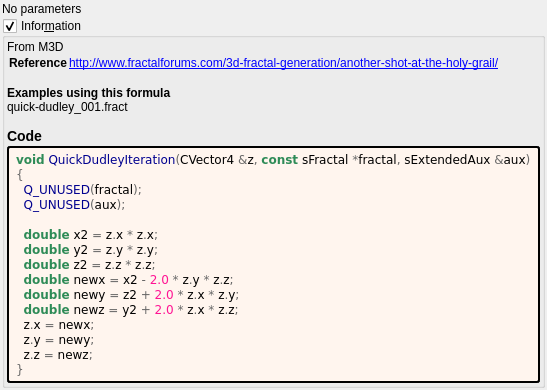
Qt form mandelbulber2/formula/ui/quick_dudley.ui (buddhi1980/mandelbulber2) before a commit.
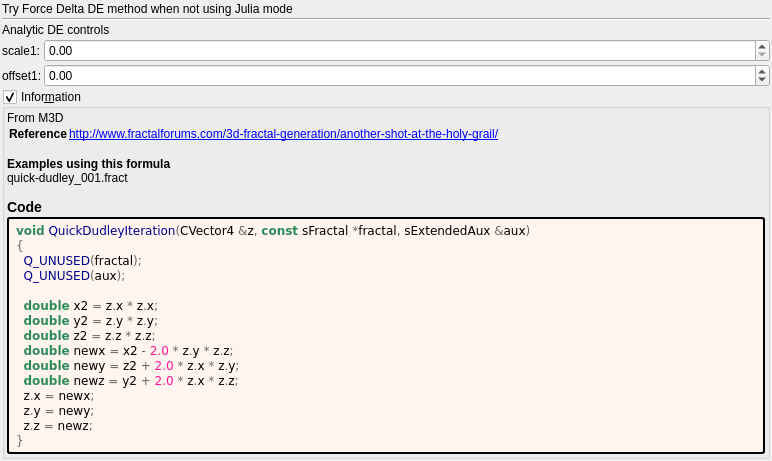
The same form after that commit. Custom widgets are drawn as their Qt base class.

Commit message: quick dudleys and makin3D2 to analytic de

What changed in the file:
```diff
--- a/mandelbulber2/formula/ui/quick_dudley.ui
+++ b/mandelbulber2/formula/ui/quick_dudley.ui
@@ -6,8 +6,8 @@
    <rect>
     <x>0</x>
     <y>0</y>
-    <width>400</width>
-    <height>387</height>
+    <width>772</width>
+    <height>455</height>
    </rect>
   </property>
   <property name="windowTitle">
@@ -32,10 +32,101 @@
    <item>
     <widget class="QLabel" name="label">
      <property name="text">
-      <string>No parameters</string>
+      <string>Try Force Delta DE method when not using Julia mode</string>
      </property>
     </widget>
    </item>
+   <item>
+    <widget class="Line" name="line">
+     <property name="orientation">
+      <enum>Qt::Horizontal</enum>
+     </property>
+    </widget>
+   </item>
+   <item>
+    <widget class="QLabel" name="label_181">
+     <property name="text">
+      <string>Analytic DE controls</string>
+     </property>
+    </widget>
+   </item>
+   <item>
+    <layout class="QGridLayout" name="gridLayout_28" columnstretch="0,0,1">
+     <property name="spacing">
+      <number>2</number>
+     </property>
+     <item row="1" column="1">
+      <widget class="QLabel" name="label_178">
+       <property name="text">
+        <string>offset1:</string>
+       </property>
+      </widget>
+     </item>
+     <item row="0" column="1">
+      <widget class="QLabel" name="label_179">
+       <property name="text">
+        <string>scale1:</string>
+       </property>
+      </widget>
+     </item>
+     <item row="0" column="2">
+      <widget class="MyDoubleSpinBox" name="spinbox_analyticDE_scale_1">
+       <property name="sizePolicy">
+        <sizepolicy hsizetype="Minimum" vsizetype="Maximum">
+         <horstretch>0</horstretch>
+         <verstretch>0</verstretch>
+        </sizepolicy>
+       </property>
+       <property name="prefix">
+        <string/>
+       </property>
+       <property name="suffix">
+        <string/>
+       </property>
+       <property name="decimals">
+        <number>2</number>
+       </property>
+       <property name="minimum">
+        <double>0.000000000000000</double>
+       </property>
+       <property name="maximum">
+        <double>99.989999999999995</double>
+       </property>
+       <property name="singleStep">
+        <double>0.100000000000000</double>
+       </property>
+      </widget>
+     </item>
+     <item row="1" column="2">
+      <widget class="MyDoubleSpinBox" name="spinbox_analyticDE_offset_1">
+       <property name="sizePolicy">
+        <sizepolicy hsizetype="Minimum" vsizetype="Maximum">
+         <horstretch>0</horstretch>
+         <verstretch>0</verstretch>
+        </sizepolicy>
+       </property>
+       <property name="prefix">
+        <string/>
+       </property>
+       <property name="suffix">
+        <string/>
+       </property>
+       <property name="decimals">
+        <number>2</number>
+       </property>
+       <property name="minimum">
+        <double>-99.989999999999995</double>
+       </property>
+       <property name="maximum">
+        <double>99.989999999999995</double>
+       </property>
+       <property name="singleStep">
+        <double>0.100000000000000</double>
+       </property>
+      </widget>
+     </item>
+    </layout>
+   </item>
    <item>
     <widget class="MyGroupBox" name="groupCheck_info">
      <property name="title">
@@ -144,6 +235,11 @@
    <header>my_group_box.h</header>
    <container>1</container>
   </customwidget>
+  <customwidget>
+   <class>MyDoubleSpinBox</class>
+   <extends>QDoubleSpinBox</extends>
+   <header>my_double_spin_box.h</header>
+  </customwidget>
  </customwidgets>
  <tabstops>
   <tabstop>groupCheck_info</tabstop>
```
Left out of the diff: 4 changed lines with no effect on the pictures. The commit also changes 10 other files.
